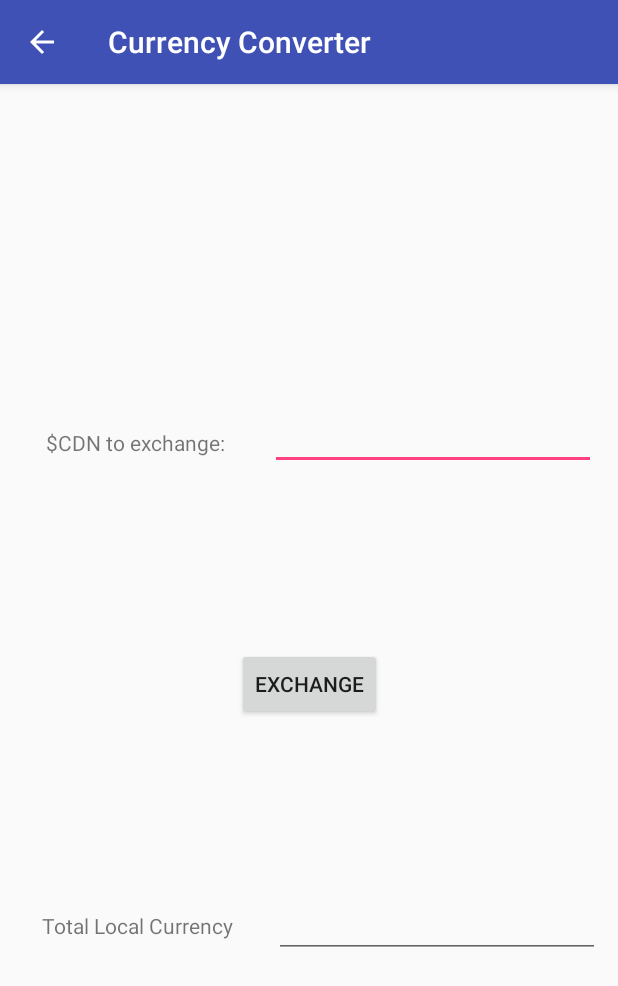
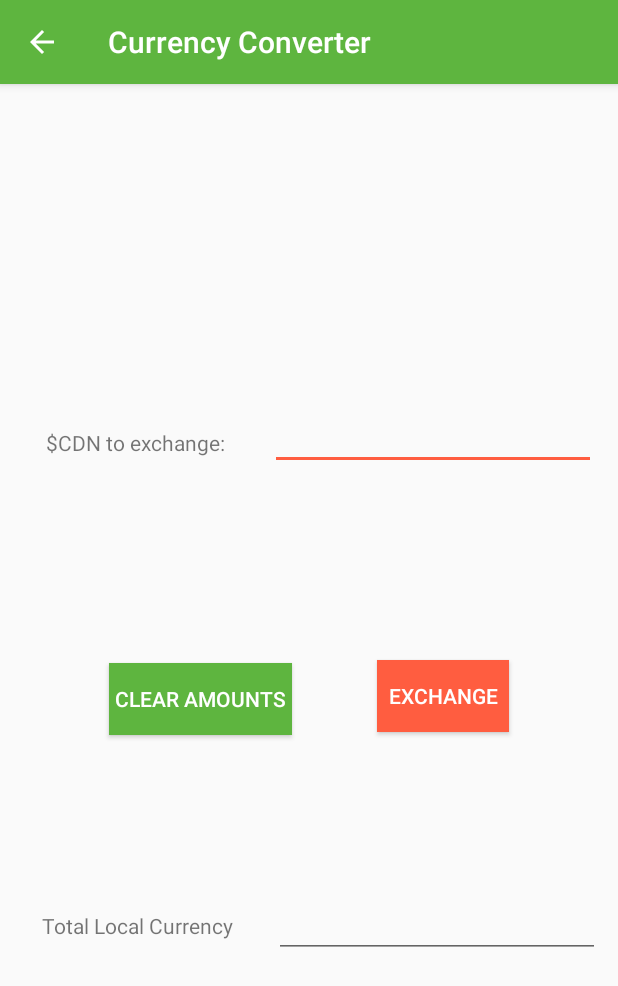
Before and after one commit to lucasmelin/AndroidCurrencyConverter, an Android app: the screen it shows after launch (ConvertCurrencyActivity), after a tap on "$ US", on a phone screen of 412 x 824 dp. Shown: the top 986 px of the screen. Run offline under Robolectric (Android 15) with nearby library versions, the phone set to English and light mode, and no system bars; our stand-ins replace Volley; network calls fail.

Commit message:
Added API call for current exchange rate on launch. Updated colours. Better defensive checks for double values.

```diff
--- a/app/build.gradle
+++ b/app/build.gradle
@@ -25,4 +25,5 @@ dependencies {
     testImplementation 'junit:junit:4.12'
     androidTestImplementation 'com.android.support.test:runner:1.0.1'
     androidTestImplementation 'com.android.support.test.espresso:espresso-core:3.0.1'
+    implementation 'com.android.volley:volley:1.1.0'
 }
--- a/app/src/main/AndroidManifest.xml
+++ b/app/src/main/AndroidManifest.xml
@@ -1,6 +1,9 @@
 <?xml version="1.0" encoding="utf-8"?>
 <manifest xmlns:android="http://schemas.android.com/apk/res/android"
     package="com.lucasmelin.currencyconverter">
+
+    <uses-permission android:name="android.permission.INTERNET" />
+    <uses-permission android:name="android.permission.ACCESS_NETWORK_STATE" />
 
     <application
         android:allowBackup="true"
--- a/app/src/main/java/com/lucasmelin/currencyconverter/MainActivity.java
+++ b/app/src/main/java/com/lucasmelin/currencyconverter/MainActivity.java
@@ -6,12 +6,26 @@ import android.support.v7.app.AppCompatActivity;
 import android.view.View;
 import android.widget.RadioButton;
 
+import com.android.volley.Request;
+import com.android.volley.Response;
+import com.android.volley.VolleyError;
+import com.android.volley.toolbox.JsonObjectRequest;
+import com.android.volley.toolbox.Volley;
+
+import org.json.JSONException;
+import org.json.JSONObject;
+
 public class MainActivity extends AppCompatActivity {
     public static final String EXTRA_CONVERSION = "com.lucasmelin.currencyconverter.CONVERSION";
+    public Double usd_conversion = 0.78;
+    public Double eur_conversion = 0.64;
+    public Double cny_conversion = 4.93;
     @Override
     protected void onCreate(Bundle savedInstanceState) {
         super.onCreate(savedInstanceState);
         setContentView(R.layout.activity_main);
+        // Call the API to retrieve the current conversion rates
+        getConversionValues();
     }
 
     /**
@@ -28,19 +42,19 @@ public class MainActivity extends AppCompatActivity {
             case R.id.radio_usd:
                 if (checked) {
                     // Convert to USD
-                    conversion = 0.78;
+                    conversion = usd_conversion;
                 }
                 break;
             case R.id.radio_eur:
                 if (checked) {
                     // Convert to EUR
-                    conversion = 0.64;
+                    conversion = eur_conversion;
                 }
                 break;
             case R.id.radio_cny:
                 if (checked) {
                     // Convert to CNY
-                    conversion = 4.93;
+                    conversion = cny_conversion;
                 }
                 break;
         }
@@ -49,4 +63,34 @@ public class MainActivity extends AppCompatActivity {
         intent.putExtra(EXTRA_CONVERSION, conversion);
         startActivity(intent);
     }
+
+    public void getConversionValues() {
+        String url = "http://data.fixer.io/api/latest?access_key=c2378bd062393415d0b2a62eea1949cd&symbols=USD,CAD,CNY&format=1";
+        JsonObjectRequest jsonObjectRequest = new JsonObjectRequest(Request.Method.GET, url, null, new Response.Listener<JSONObject>() {
+            @Override
+            public void onResponse(JSONObject response) {
+                try {
+                    JSONObject rates = response.getJSONObject("rates");
+
+                    Double usd_apiVal = rates.getDouble("USD");
+                    Double cdn_apiVal = rates.getDouble("CAD");
+                    Double cny_apiVal = rates.getDouble("CNY");
+
+                    // Do the math to convert the API values in EUR to CDN rates
+                    usd_conversion = usd_apiVal / cdn_apiVal;
+                    eur_conversion = 1.0 / cdn_apiVal;
+                    cny_conversion = cny_apiVal / cdn_apiVal;
+
+                } catch (JSONException e) {
+                    e.printStackTrace();
+                }
+            }
+        }, new Response.ErrorListener() {
+            @Override
+            public void onErrorResponse(VolleyError error) {
+                // Purposely do nothing if we can't reach the API
+            }
+        });
+        Volley.newRequestQueue(this).add(jsonObjectRequest);
+    }
 }
--- a/app/src/main/res/layout/activity_convert_currency.xml
+++ b/app/src/main/res/layout/activity_convert_currency.xml
@@ -23,15 +23,16 @@
         android:id="@+id/button"
         android:layout_width="wrap_content"
         android:layout_height="wrap_content"
-        android:layout_marginBottom="16dp"
         android:layout_marginEnd="16dp"
-        android:layout_marginStart="16dp"
         android:layout_marginTop="16dp"
+        android:background="?attr/colorAccent"
         android:onClick="convertCurrency"
         android:text="@string/button_exchange"
+        android:textColor="@android:color/white"
         app:layout_constraintBottom_toTopOf="@+id/local_currency_amount"
         app:layout_constraintEnd_toEndOf="parent"
-        app:layout_constraintStart_toStartOf="parent"
+        app:layout_constraintHorizontal_bias="0.5"
+        app:layout_constraintStart_toEndOf="@+id/button2"
         app:layout_constraintTop_toBottomOf="@+id/cdn_dollars" />
 
     <EditText
@@ -75,4 +76,20 @@
         app:layout_constraintStart_toEndOf="@+id/textView4"
         app:layout_constraintTop_toBottomOf="@+id/cdn_dollars" />
 
+    <Button
+        android:id="@+id/button2"
+        android:layout_width="122dp"
+        android:layout_height="wrap_content"
+        android:layout_marginStart="16dp"
+        android:layout_marginTop="16dp"
+        android:background="?attr/colorPrimary"
+        android:onClick="clearCurrencyFields"
+        android:text="@string/button_clear"
+        android:textColor="@android:color/white"
+        app:layout_constraintBottom_toTopOf="@+id/textView4"
+        app:layout_constraintEnd_toStartOf="@+id/button"
+        app:layout_constraintHorizontal_bias="0.5"
+        app:layout_constraintStart_toStartOf="parent"
+        app:layout_constraintTop_toBottomOf="@+id/textView" />
+
 </android.support.constraint.ConstraintLayout>
--- a/app/src/main/res/values/colors.xml
+++ b/app/src/main/res/values/colors.xml
@@ -1,6 +1,6 @@
 <?xml version="1.0" encoding="utf-8"?>
 <resources>
-    <color name="colorPrimary">#3F51B5</color>
-    <color name="colorPrimaryDark">#303F9F</color>
-    <color name="colorAccent">#FF4081</color>
+    <color name="colorPrimary">#5eb53f</color>
+    <color name="colorPrimaryDark">#44b43a</color>
+    <color name="colorAccent">#ff5d40</color>
 </resources>
--- a/app/src/main/res/values/strings.xml
+++ b/app/src/main/res/values/strings.xml
@@ -9,4 +9,5 @@
     <string name="cdnamount_message">$CDN to exchange:</string>
     <string name="convertedamount_message">Total Local Currency</string>
     <string name="button_exchange">EXCHANGE</string>
+    <string name="button_clear">Clear Amounts</string>
 </resources>
```
Also changed, not shown: app/src/main/java/com/lucasmelin/currencyconverter/ConvertCurrencyActivity.java (+16 -5 lines).
